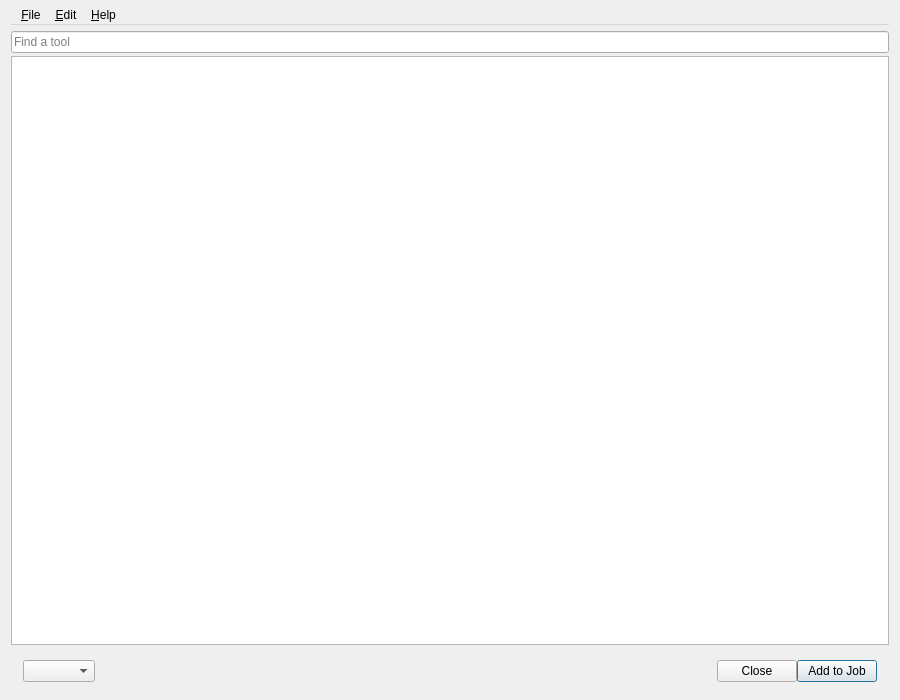
Above: btl/ui/library.ui from knipknap/better-tool-library before the change. Below: the same form after it.
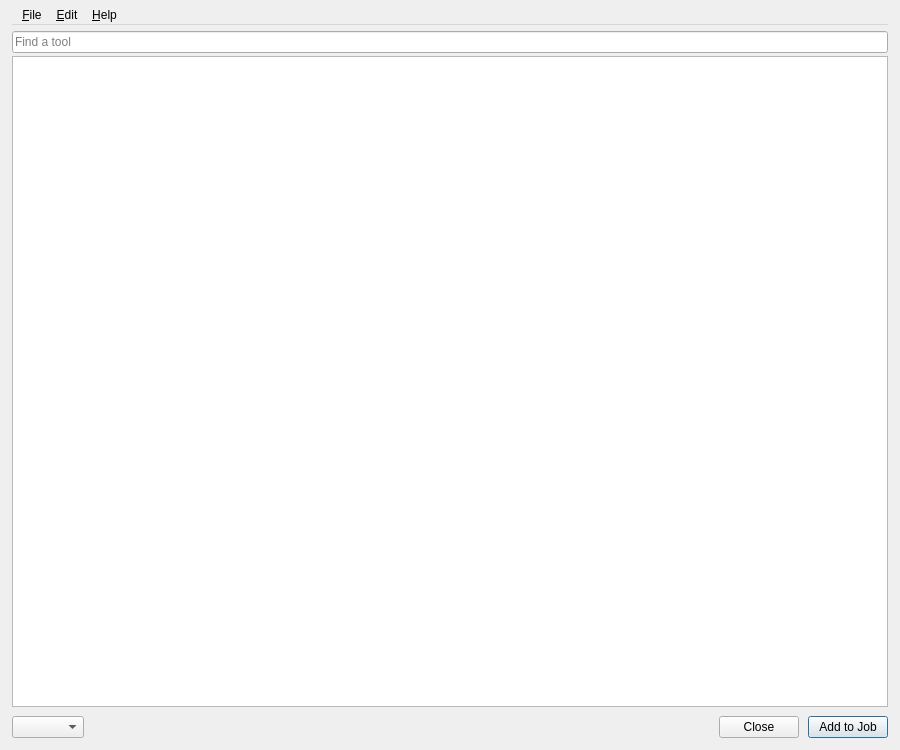
That is the form after the change. Icons and pictures are not drawn.

```diff
--- a/btl/ui/library.ui
+++ b/btl/ui/library.ui
@@ -7,16 +7,22 @@
     <x>0</x>
     <y>0</y>
     <width>900</width>
-    <height>700</height>
+    <height>750</height>
    </rect>
   </property>
   <property name="windowTitle">
    <string>Tool Library</string>
   </property>
   <layout class="QVBoxLayout" name="verticalLayout">
+   <property name="leftMargin">
+    <number>12</number>
+   </property>
    <property name="topMargin">
     <number>6</number>
    </property>
+   <property name="rightMargin">
+    <number>12</number>
+   </property>
    <property name="bottomMargin">
     <number>6</number>
    </property>
@@ -67,20 +73,23 @@
        </property>
        <item row="6" column="0">
         <layout class="QHBoxLayout" name="horizontalLayout_2" stretch="0,1,0">
+         <property name="spacing">
+          <number>9</number>
+         </property>
          <property name="sizeConstraint">
           <enum>QLayout::SetMinimumSize</enum>
          </property>
          <property name="leftMargin">
-          <number>12</number>
+          <number>0</number>
          </property>
          <property name="topMargin">
-          <number>12</number>
+          <number>6</number>
          </property>
          <property name="rightMargin">
-          <number>12</number>
+          <number>0</number>
          </property>
          <property name="bottomMargin">
-          <number>12</number>
+          <number>6</number>
          </property>
          <item>
           <widget class="QComboBox" name="comboBoxLibrary">
```
